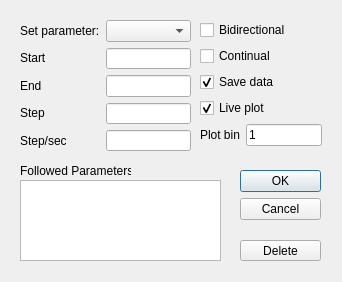
Qt form edit_sweep.ui (AbishaiMathai/DO_Lab2DSweeps) before a commit.
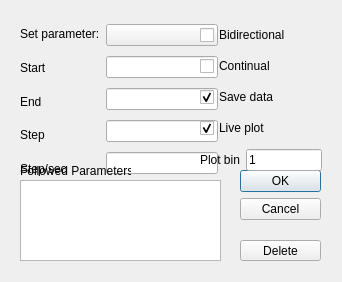
The same form after that commit.

Commit message: Now creates a new window to configure 2D sweep when clicked from menu bar

The edit to the form file:
```diff
--- a/edit_sweep.ui
+++ b/edit_sweep.ui
@@ -34,8 +34,8 @@
     <rect>
      <x>20</x>
      <y>20</y>
-     <width>171</width>
-     <height>131</height>
+     <width>198</width>
+     <height>163</height>
     </rect>
    </property>
    <layout class="QHBoxLayout" name="scanHorizontalLayout">
@@ -122,7 +122,7 @@
      <x>200</x>
      <y>20</y>
      <width>122</width>
-     <height>131</height>
+     <height>157</height>
     </rect>
    </property>
    <layout class="QVBoxLayout" name="sweepOptionsLayout">
```
The commit also changes 10 other files.
